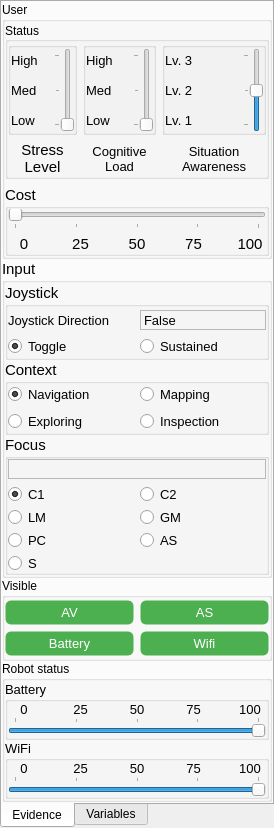
First picture: the form in aui/mi/ui/parameters.ui, repository argenortega/AUI, before the edit.
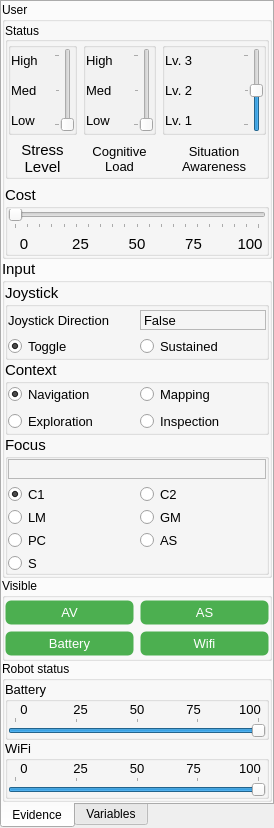
Second picture: the form after the edit.

```diff
--- a/aui/mi/ui/parameters.ui
+++ b/aui/mi/ui/parameters.ui
@@ -537,7 +537,7 @@
                  <enum>QSlider::TicksBelow</enum>
                 </property>
                 <property name="tickInterval">
-                 <number>25</number>
+                 <number>5</number>
                 </property>
                </widget>
               </item>
@@ -684,7 +684,7 @@
                  </font>
                 </property>
                 <property name="text">
-                 <string>Exploring</string>
+                 <string>Exploration</string>
                 </property>
                 <attribute name="buttonGroup">
                  <string notr="true">contextButtonGroup</string>
```
